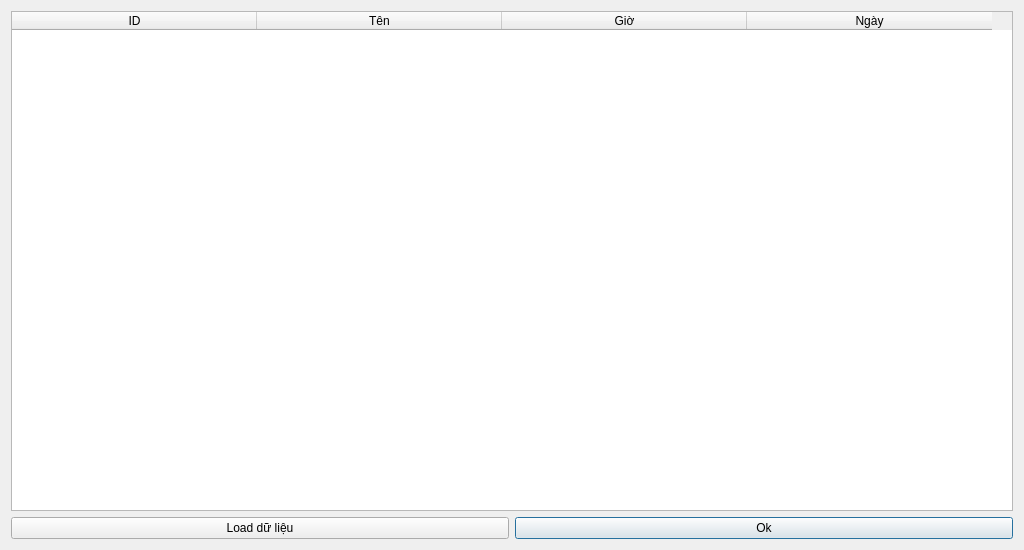
Above: opendoorcounter.ui from minhnt29/Graduation_GUI before the change. Below: the same form after it.
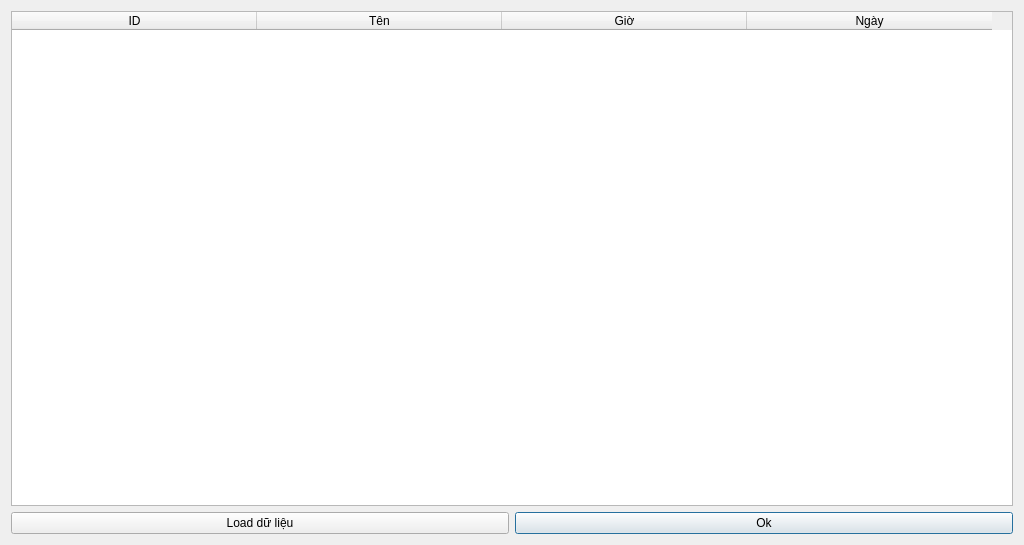
That is the form after the change. Icons and pictures are not drawn.

Diff of the .ui file:
```diff
--- a/opendoorcounter.ui
+++ b/opendoorcounter.ui
@@ -7,19 +7,19 @@
     <x>0</x>
     <y>0</y>
     <width>1024</width>
-    <height>550</height>
+    <height>545</height>
    </rect>
   </property>
   <property name="minimumSize">
    <size>
     <width>1024</width>
-    <height>550</height>
+    <height>545</height>
    </size>
   </property>
   <property name="maximumSize">
    <size>
     <width>1024</width>
-    <height>550</height>
+    <height>545</height>
    </size>
   </property>
   <property name="baseSize">
```
